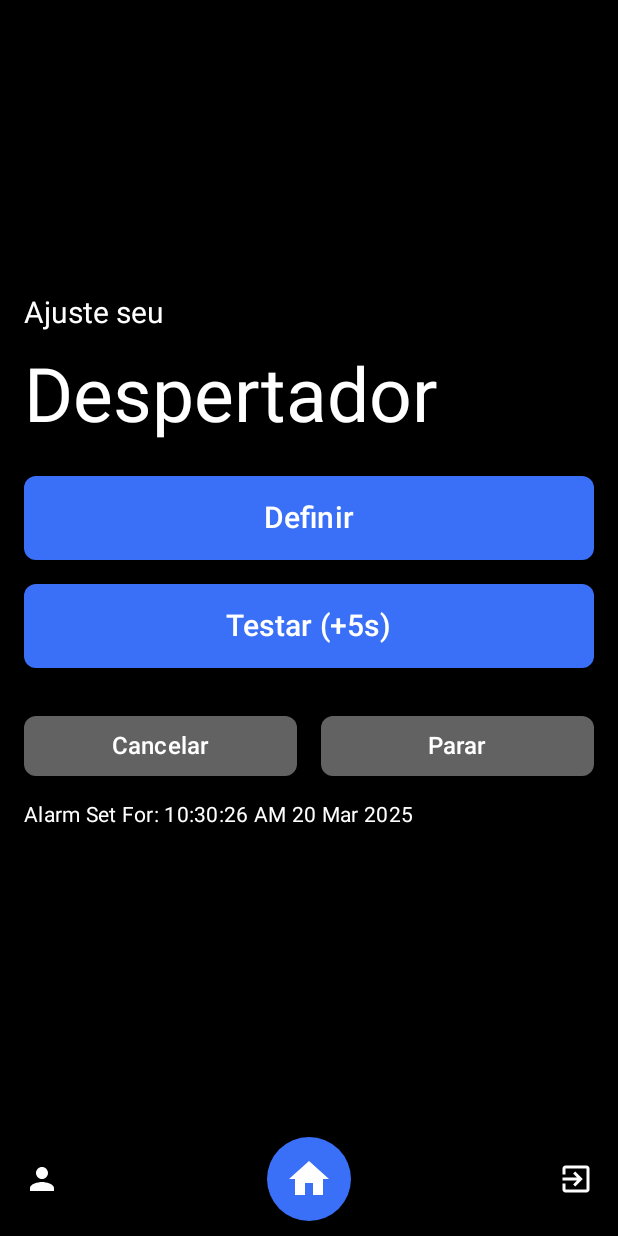
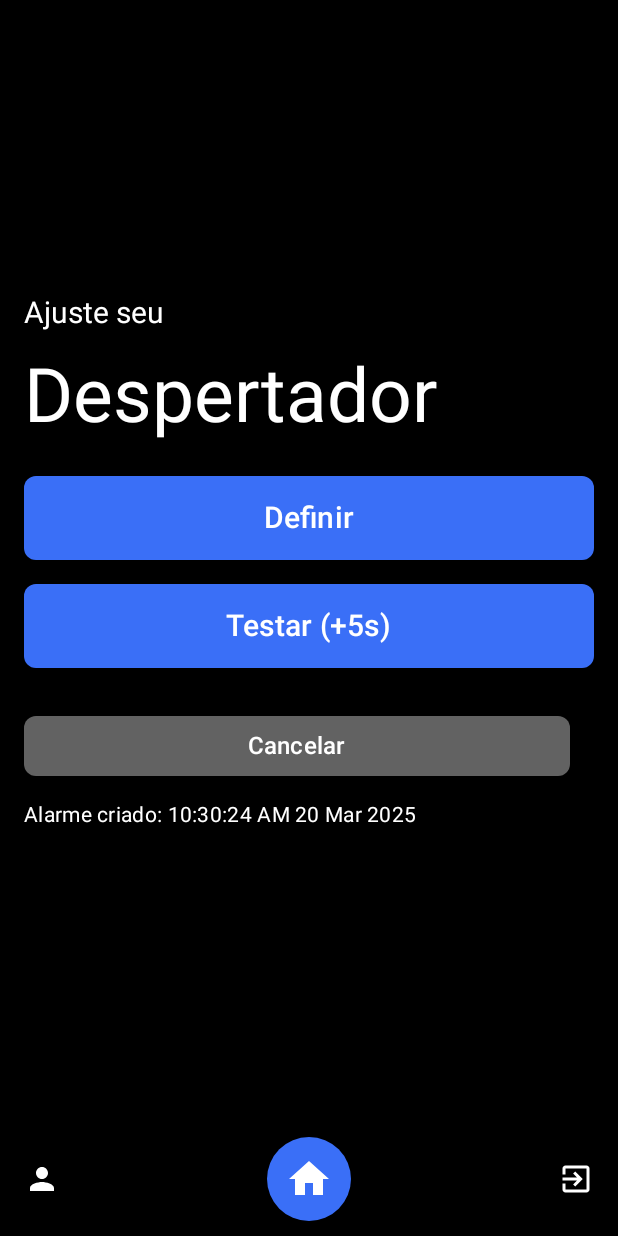
Before and after one commit to victoralves475/Sleepwellwell, an Android app built with Jetpack Compose: the AlarmScreen screen opened through its navigation route, after a tap on "Testar (+5s)", on a phone screen of 412 x 824 dp. Run offline under Robolectric (Android 15) with nearby library versions, the phone set to English and light mode, and no system bars; 1 statement that could not run was skipped.

Commit message:
enhancement: modified alarm screen

```diff
--- a/app/src/main/java/br/edu/ifpb/sleepwell/view/screens/AlarmScreen.kt
+++ b/app/src/main/java/br/edu/ifpb/sleepwell/view/screens/AlarmScreen.kt
@@ -21,6 +21,7 @@ import androidx.compose.ui.layout.ContentScale
 import androidx.compose.ui.platform.LocalContext
 import androidx.compose.ui.unit.dp
 import androidx.compose.ui.unit.sp
+import br.edu.ifpb.sleepwell.alarm.AlarmDisableReceiver
 import br.edu.ifpb.sleepwell.alarm.AlarmReceiver
 import java.text.SimpleDateFormat
 import java.util.*
@@ -177,25 +178,25 @@ fun AlarmScreen(context: Context) {
                     Text("Cancelar", color = MaterialTheme.colorScheme.onSecondary, fontSize = 16.sp)
                 }
                 Spacer(modifier = Modifier.width(16.dp))
-                Button(
-                    onClick = { stopAlarm(context) },
-                    modifier = Modifier
-                        .weight(1f)
-                        .height(40.dp),
-                    colors = ButtonDefaults.buttonColors(
-                        containerColor = MaterialTheme.colorScheme.secondary
-                    ),
-                    shape = RoundedCornerShape(8.dp)
-                ) {
-                    Text("Parar", color = MaterialTheme.colorScheme.onSecondary, fontSize = 16.sp)
-                }
+//                Button(
+//                    onClick = { stopAlarm(context) },
+//                    modifier = Modifier
+//                        .weight(1f)
+//                        .height(40.dp),
+//                    colors = ButtonDefaults.buttonColors(
+//                        containerColor = MaterialTheme.colorScheme.secondary
+//                    ),
+//                    shape = RoundedCornerShape(8.dp)
+//                ) {
+//                    Text("Parar", color = MaterialTheme.colorScheme.onSecondary, fontSize = 16.sp)
+//                }
             }
             Spacer(modifier = Modifier.height(16.dp))
 
             // Exibe o tempo do alarme configurado, se disponível
             if (selectedTime.isNotEmpty()) {
                 Text(
-                    text = "Alarm Set For: $selectedTime",
+                    text = "Alarme criado: $selectedTime",
                     style = MaterialTheme.typography.bodyMedium,
                     color = MaterialTheme.colorScheme.onBackground
                 )
@@ -287,7 +288,7 @@ fun cancelAlarm(context: Context) {
     )
     val alarmManager = context.getSystemService(Context.ALARM_SERVICE) as AlarmManager
     alarmManager.cancel(pendingIntent)
-    Toast.makeText(context, "Alarm canceled", Toast.LENGTH_SHORT).show()
+    Toast.makeText(context, "Alarme cancelado", Toast.LENGTH_SHORT).show()
 }
 
 /**
@@ -296,8 +297,8 @@ fun cancelAlarm(context: Context) {
  * @param context Contexto para acessar o AlarmManager e enviar broadcast para parar o alarme.
  */
 fun stopAlarm(context: Context) {
-    val intent = Intent(context, AlarmReceiver::class.java).apply {
-        putExtra("Service1", "Stop")
+    val intent = Intent(context, AlarmDisableReceiver::class.java).apply {
+        action = "br.edu.ifpb.sleepwell.ALARM_DISABLE"
     }
     val pendingIntent = PendingIntent.getBroadcast(
         context, 2407, intent, PendingIntent.FLAG_NO_CREATE or PendingIntent.FLAG_IMMUTABLE
@@ -307,5 +308,5 @@ fun stopAlarm(context: Context) {
         alarmManager.cancel(pendingIntent)
     }
     context.sendBroadcast(intent)
-    Toast.makeText(context, "Alarm stopped", Toast.LENGTH_SHORT).show()
+    Toast.makeText(context, "Alarme parado", Toast.LENGTH_SHORT).show()
 }
```
